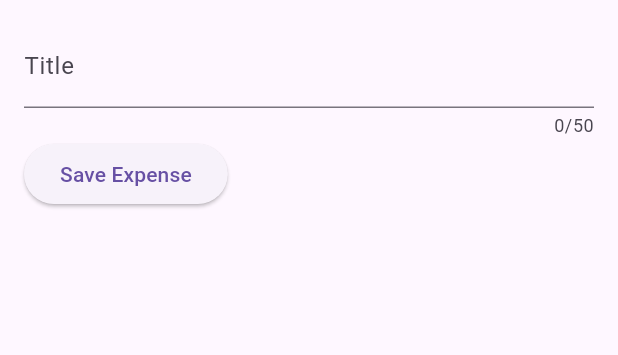
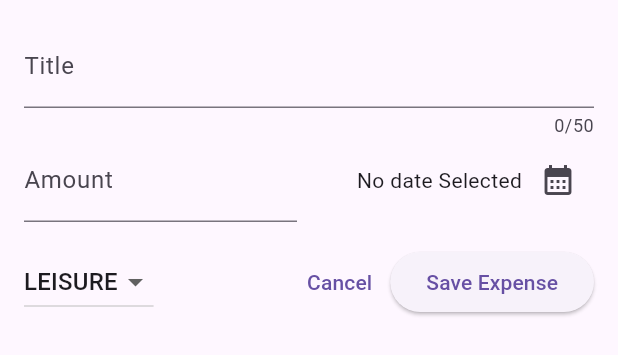
Before and after one commit to neerajsinghsarathe/flutter_expense_tracker, a Flutter app: the NewExpense widget shown alone on an empty page, opened directly, on a phone screen of 412 x 824 dp. Shown: the top 355 px of the screen. Run offline on Flutter 3.47's test engine with Material 3 defaults, Android fonts, the phone set to English and light mode, and no system bars.

Commit message:
Added Categories dropdown and dateInput along with error handling.

```diff
--- a/lib/widgets/new_expense.dart
+++ b/lib/widgets/new_expense.dart
@@ -1,4 +1,5 @@
 import 'package:flutter/material.dart';
+import 'package:expense_tracker/models/expense.dart';
 
 class NewExpense extends StatefulWidget {
   const NewExpense({super.key});
@@ -7,16 +8,49 @@ class NewExpense extends StatefulWidget {
   State<StatefulWidget> createState() {
     return _NewExpense();
   }
-
 }
 
 class _NewExpense extends State<NewExpense> {
+  final _titleController = TextEditingController();
+  final _amountController = TextEditingController();
+  DateTime? _selectedDate;
+  Category _selectedCategory = Category.leisure;
 
-  final _titleController = TextEditingController();
+  void _presentDatePicker() async {
+    final now = DateTime.now();
+    final firstDate = DateTime(now.year - 1, now.month, now.day);
+    final pickedDate = await showDatePicker(context: context, firstDate: firstDate, lastDate: now);
+    setState(() {
+      _selectedDate = pickedDate;
+    });
+  }
+
+  void _submitExpenseData() {
+    final enteredAmount = double.tryParse(_amountController.text);
+    final amountIsInvalid = enteredAmount == null || enteredAmount <= 0;
+    if (_titleController.text.trim().isEmpty || amountIsInvalid || _selectedDate == null) {
+      //show error message
+      showDialog(
+          context: context,
+          builder: (ctx) => AlertDialog(
+                title: const Text('Invalid Input'),
+                content: const Text('Please make sure the valid title, amount, date and category was entered'),
+                actions: [
+                  TextButton(
+                      onPressed: () {
+                        Navigator.pop(ctx);
+                      },
+                      child: const Text('Okay'))
+                ],
+              ));
+      return;
+    }
+  }
 
   @override
   void dispose() {
     _titleController.dispose();
+    _amountController.dispose();
     super.dispose();
   }
 
@@ -30,19 +64,57 @@ class _NewExpense extends State<NewExpense> {
             controller: _titleController,
             keyboardType: TextInputType.text,
             maxLength: 50,
-            decoration: const InputDecoration(
-              label: Text('Title')
-            ),
+            decoration: const InputDecoration(label: Text('Title')),
           ),
           Row(
             children: [
-              ElevatedButton(onPressed: () {
-                print(_titleController.text);
-              }, child: const Text('Save Expense'))
+              Expanded(
+                child: TextField(
+                    controller: _amountController,
+                    keyboardType: TextInputType.number,
+                    decoration: const InputDecoration(prefixText: '\$ ', label: Text('Amount'))),
+              ),
+              const SizedBox(width: 16),
+              Expanded(
+                  child: Row(
+                mainAxisAlignment: MainAxisAlignment.end,
+                crossAxisAlignment: CrossAxisAlignment.center,
+                children: [
+                  Text(_selectedDate == null ? 'No date Selected' : formatter.format(_selectedDate!)),
+                  IconButton(onPressed: _presentDatePicker, icon: const Icon(Icons.calendar_month))
+                ],
+              ))
+            ],
+          ),
+          const SizedBox(
+            height: 16,
+          ),
+          Row(
+            children: [
+              DropdownButton(
+                  value: _selectedCategory,
+                  items: Category.values
+                      .map((category) => DropdownMenuItem(value: category, child: Text(category.name.toUpperCase())))
+                      .toList(),
+                  onChanged: (value) {
+                    if (value == null) {
+                      return;
+                    }
+                    setState(() {
+                      _selectedCategory = value;
+                    });
+                  }),
+              const Spacer(),
+              TextButton(
+                  onPressed: () {
+                    Navigator.pop(context);
+                  },
+                  child: const Text('Cancel')),
+              ElevatedButton(onPressed: _submitExpenseData, child: const Text('Save Expense'))
             ],
           )
-
         ],
-      ),);
+      ),
+    );
   }
 }
```
